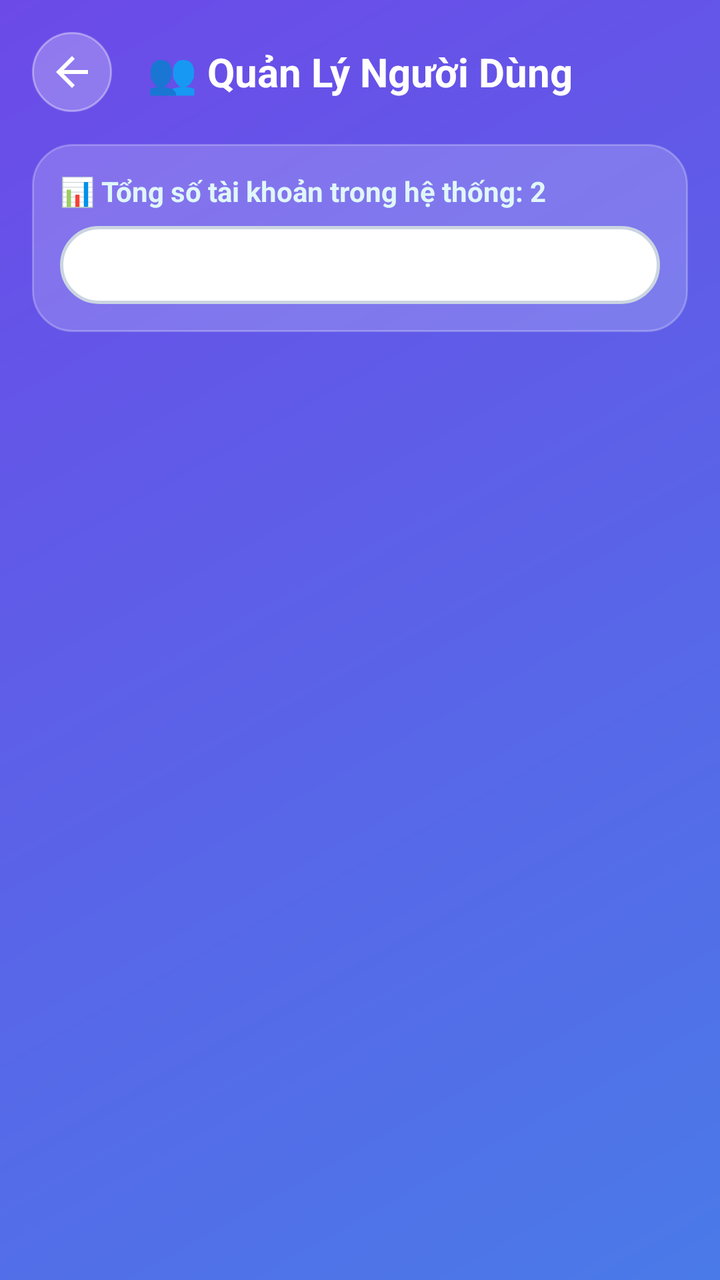
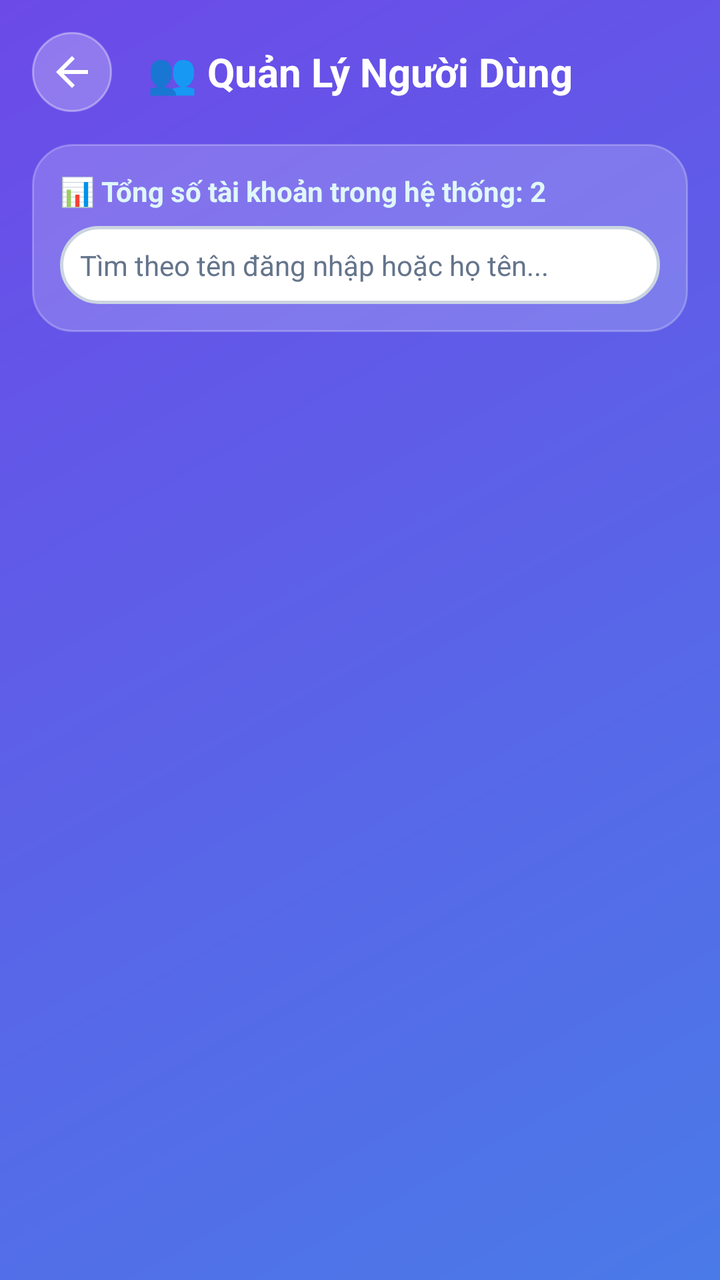

The first picture is an Android layout as it rendered before a commit; the second is the same layout after the commit. The layout source and the unified diff follow.
<!-- AndroidManifest.xml: application theme Theme.DuBaoThoiTiet -->
<!-- res/layout/activity_user_management.xml -->
<?xml version="1.0" encoding="utf-8"?>
<LinearLayout xmlns:android="http://schemas.android.com/apk/res/android"
    xmlns:app="http://schemas.android.com/apk/res-auto"
    android:layout_width="match_parent"
    android:layout_height="match_parent"
    android:orientation="vertical"
    android:background="@drawable/gradient_background"
    android:fitsSystemWindows="true"
    android:padding="16dp">

    
    <LinearLayout
        android:layout_width="match_parent"
        android:layout_height="wrap_content"
        android:orientation="horizontal"
        android:gravity="center_vertical"
        android:layout_marginBottom="16dp">

        <ImageButton
            android:id="@+id/btnBackUserMgmt"
            android:layout_width="40dp"
            android:layout_height="40dp"
            android:src="@drawable/ic_back"
            android:background="@drawable/button_circle"
            android:contentDescription="Quay lại"
            app:tint="@android:color/white" />

        <TextView
            android:layout_width="0dp"
            android:layout_height="wrap_content"
            android:layout_weight="1"
            android:text="👥 Quản Lý Người Dùng"
            android:textColor="@android:color/white"
            android:textSize="20sp"
            android:textStyle="bold"
            android:gravity="center"
            android:layout_marginEnd="40dp"/>
    </LinearLayout>

    
    <LinearLayout
        android:layout_width="match_parent"
        android:layout_height="wrap_content"
        android:orientation="vertical"
        android:background="@drawable/card_background"
        android:padding="14dp"
        android:layout_marginBottom="12dp">

        <TextView
            android:id="@+id/tvUserCountStats"
            android:layout_width="wrap_content"
            android:layout_height="wrap_content"
            android:text="📊 Tổng số tài khoản trong hệ thống: 2"
            android:textColor="#E0F7FA"
            android:textSize="14sp"
            android:textStyle="bold"
            android:layout_marginBottom="8dp"/>

        <EditText
            android:id="@+id/etSearchUser"
            android:layout_width="match_parent"
            android:layout_height="wrap_content"
            android:hint="Tìm theo tên đăng nhập hoặc họ tên..."
            android:textColorHint="#80FFFFFF"
            android:textColor="@android:color/white"
            android:background="@drawable/search_background"
            android:padding="10dp"
            android:textSize="14sp"
            android:inputType="text"/>
    </LinearLayout>

    
    <ListView
        android:id="@+id/lvUsers"
        android:layout_width="match_parent"
        android:layout_height="0dp"
        android:layout_weight="1"
        android:divider="@android:color/transparent"
        android:dividerHeight="4dp"/>

    <TextView
        android:id="@+id/tvEmptyUsers"
        android:layout_width="wrap_content"
        android:layout_height="wrap_content"
        android:text="Không tìm thấy người dùng nào"
        android:textColor="#80FFFFFF"
        android:textSize="14sp"
        android:layout_gravity="center"
        android:visibility="gone"/>

</LinearLayout>
<!-- resources referenced by this layout -->
<resources>
  <!-- drawable button_circle (drawable) -->
  <?xml version="1.0" encoding="utf-8"?>
  <shape xmlns:android="http://schemas.android.com/apk/res/android"
      android:shape="oval">
      <solid android:color="#40FFFFFF"/>
      <stroke
          android:width="1dp"
          android:color="#60FFFFFF"/>
  </shape>
  <!-- drawable card_background (drawable) -->
  <?xml version="1.0" encoding="utf-8"?>
  <shape xmlns:android="http://schemas.android.com/apk/res/android"
      android:shape="rectangle">
      <solid android:color="#30FFFFFF"/>
      <corners android:radius="20dp"/>
      <stroke
          android:width="1dp"
          android:color="#40FFFFFF"/>
  </shape>
  <!-- drawable gradient_background (drawable) -->
  <?xml version="1.0" encoding="utf-8"?>
  <shape xmlns:android="http://schemas.android.com/apk/res/android">
      <gradient
          android:angle="135"
          android:startColor="@color/gradientStart"
          android:endColor="@color/gradientEnd"
          android:type="linear"/>
  </shape>
  <!-- drawable ic_back (drawable) -->
  <?xml version="1.0" encoding="utf-8"?>
  <vector xmlns:android="http://schemas.android.com/apk/res/android"
      android:width="24dp"
      android:height="24dp"
      android:viewportWidth="24"
      android:viewportHeight="24">
      <path
          android:fillColor="@android:color/white"
          android:pathData="M20,11H7.83l5.59,-5.59L12,4l-8,8 8,8 1.41,-1.41L7.83,13H20v-2z"/>
  </vector>
  <!-- drawable search_background (drawable) -->
  <?xml version="1.0" encoding="utf-8"?>
  <shape xmlns:android="http://schemas.android.com/apk/res/android"
      android:shape="rectangle">
      <solid android:color="@color/searchBoxBg"/>
      <corners android:radius="24dp"/>
      <stroke
          android:width="1.5dp"
          android:color="@color/searchBoxBorder"/>
  </shape>
  <style name="Theme.DuBaoThoiTiet" parent="Base.Theme.DuBaoThoiTiet" />
  <color name="gradientStart">#4A7AE8</color>
  <color name="gradientEnd">#6C4AE8</color>
  <color name="searchBoxBg">#FFFFFF</color>
  <color name="searchBoxBorder">#CBD5E1</color>
  <style name="Base.Theme.DuBaoThoiTiet" parent="Theme.Material3.DayNight.NoActionBar">
          <item name="android:fitsSystemWindows">true</item>
      </style>
</resources>

<!-- the commit's change to res/layout/activity_user_management.xml (unified diff, before → after) -->
@@ -61,8 +61,8 @@
             android:layout_width="match_parent"
             android:layout_height="wrap_content"
             android:hint="Tìm theo tên đăng nhập hoặc họ tên..."
-            android:textColorHint="#80FFFFFF"
-            android:textColor="@android:color/white"
+            android:textColorHint="@color/searchBoxHint"
+            android:textColor="@color/searchBoxText"
             android:background="@drawable/search_background"
             android:padding="10dp"
             android:textSize="14sp"
<!-- resource entries referenced after the edit -->
@@ -1,5 +1,7 @@
 <!-- resources referenced by this layout -->
 <resources>
+  <color name="searchBoxHint">#64748B</color>
+  <color name="searchBoxText">#0F172A</color>
   <!-- drawable button_circle (drawable) -->
   <?xml version="1.0" encoding="utf-8"?>
   <shape xmlns:android="http://schemas.android.com/apk/res/android"
